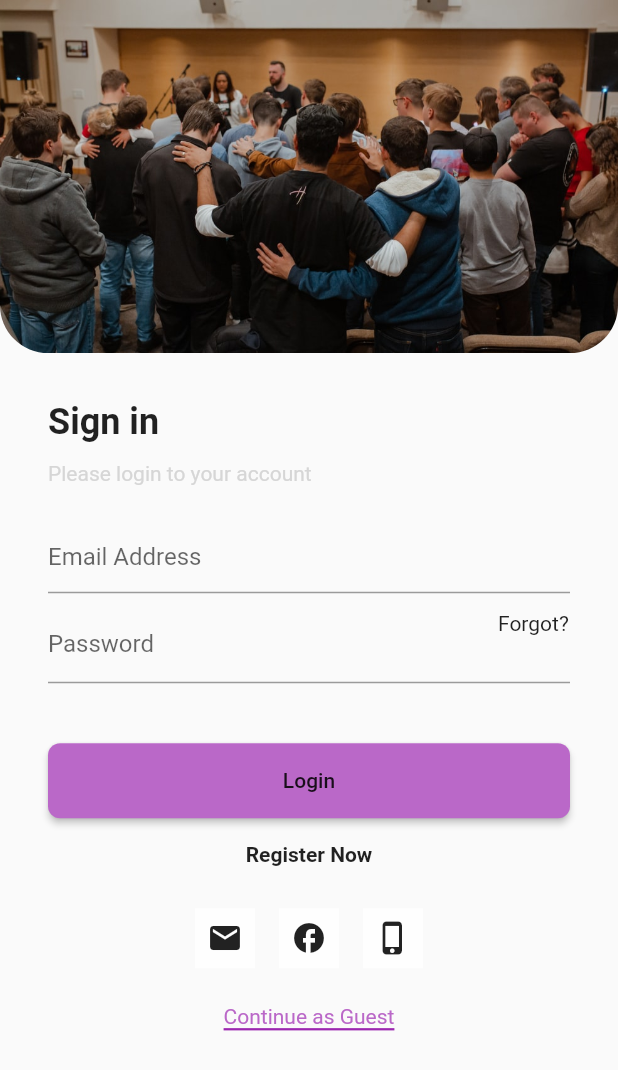
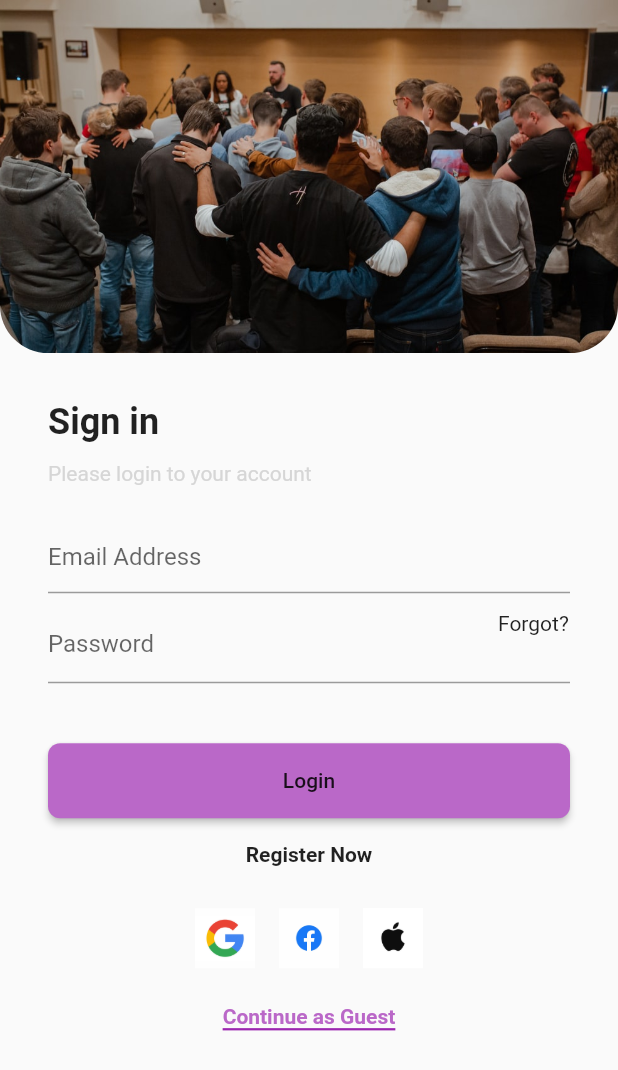
Before and after one commit to AboudHamado95/Firebase, a Flutter app: the AuthenticationScreen screen opened directly, on a phone screen of 412 x 824 dp. Shown: the top 1070 px of the screen. Run offline on Flutter 3.47's test engine with Material 2 defaults, Android fonts, the phone set to English and light mode, and no system bars; our stand-ins replace firebase_auth, firebase_core, shared_preferences; accounts and stored records are empty.

Commit message:
add logo google,facebook,apple

```diff
--- a/lib/authentication_screen.dart
+++ b/lib/authentication_screen.dart
@@ -195,9 +195,9 @@ class _AuthenticationScreenState extends State<AuthenticationScreen> {
                     child: Row(
                       mainAxisAlignment: MainAxisAlignment.center,
                       children: [
-                        authIcon(Icons.email),
-                        authIcon(Icons.facebook),
-                        authIcon(Icons.phone_iphone)
+                        authIcon('assets/google-logo.jpg', 10.0, 10.0),
+                        authIcon('assets/Facebook-logo.jpg', 40.0, 40.0),
+                        authIcon('assets/Apple.jpg', 40.0, 40.0)
                       ],
                     ),
                   ),
@@ -205,6 +205,7 @@ class _AuthenticationScreenState extends State<AuthenticationScreen> {
                     mainAxisAlignment: MainAxisAlignment.center,
                     children: [
                       InkWell(
+                        onTap: () {},
                         child: Container(
                             decoration: BoxDecoration(
                                 border: Border(
@@ -215,7 +216,9 @@ class _AuthenticationScreenState extends State<AuthenticationScreen> {
                             )),
                             child: Text(
                               'Continue as Guest',
-                              style: TextStyle(color: Colors.purple[300]),
+                              style: TextStyle(
+                                  color: Colors.purple[300],
+                                  fontWeight: FontWeight.bold),
                             )),
                       ),
                     ],
--- a/lib/components.dart
+++ b/lib/components.dart
@@ -1,7 +1,6 @@
 import 'package:denizey/authentication_screen.dart';
 import 'package:denizey/cache/app_cache.dart';
 import 'package:flutter/material.dart';
-
 
 Widget languageButton(BuildContext context, String language) {
   AppCache.init();
@@ -29,10 +28,11 @@ Widget languageButton(BuildContext context, String language) {
   );
 }
 
-Widget authIcon(IconData logo) {
+Widget authIcon(String imagePath, double height, double width) {
   return Padding(
     padding: const EdgeInsets.all(8.0),
     child: InkWell(
+      onTap: () {},
       child: Container(
         decoration: BoxDecoration(
           color: Colors.white70,
@@ -40,7 +40,9 @@ Widget authIcon(IconData logo) {
         ),
         height: 40.0,
         width: 40.0,
-        child: Icon(logo),
+        child: Image.asset(
+          imagePath,
+        ),
       ),
     ),
   );
```
Also changed, not shown: assets/Apple.jpg (added), assets/Facebook-logo.jpg (added), assets/google-logo.jpg (added), 1 other file.
